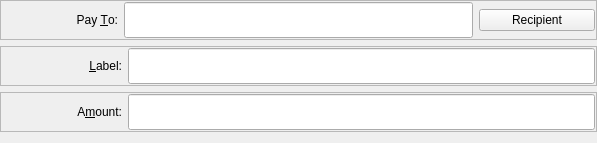
This is src/qt/forms/sendcoinsentry.ui in MassGrid/MassGrid as Qt 5 draws it before an edit. The edited form follows.
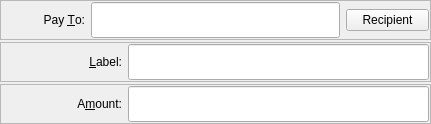
This is the edited form. Icons and pictures are not drawn. Custom widgets are drawn as their Qt base class.

```diff
--- a/src/qt/forms/sendcoinsentry.ui
+++ b/src/qt/forms/sendcoinsentry.ui
@@ -6,8 +6,8 @@
    <rect>
     <x>0</x>
     <y>0</y>
-    <width>597</width>
-    <height>143</height>
+    <width>431</width>
+    <height>124</height>
    </rect>
   </property>
   <property name="maximumSize">
@@ -47,7 +47,10 @@
    <property name="frameShadow">
     <enum>QFrame::Sunken</enum>
    </property>
-   <layout class="QVBoxLayout" name="verticalLayout" stretch="1,1,1,10">
+   <layout class="QVBoxLayout" name="verticalLayout" stretch="1,1,1">
+    <property name="spacing">
+     <number>2</number>
+    </property>
     <property name="leftMargin">
      <number>0</number>
     </property>
@@ -331,19 +334,6 @@
       </layout>
      </widget>
     </item>
-    <item>
-     <spacer name="verticalSpacer">
-      <property name="orientation">
-       <enum>Qt::Vertical</enum>
-      </property>
-      <property name="sizeHint" stdset="0">
-       <size>
-        <width>20</width>
-        <height>40</height>
-       </size>
-      </property>
-     </spacer>
-    </item>
    </layout>
   </widget>
   <widget class="QFrame" name="SendCoins_InsecurePaymentRequest">
```
